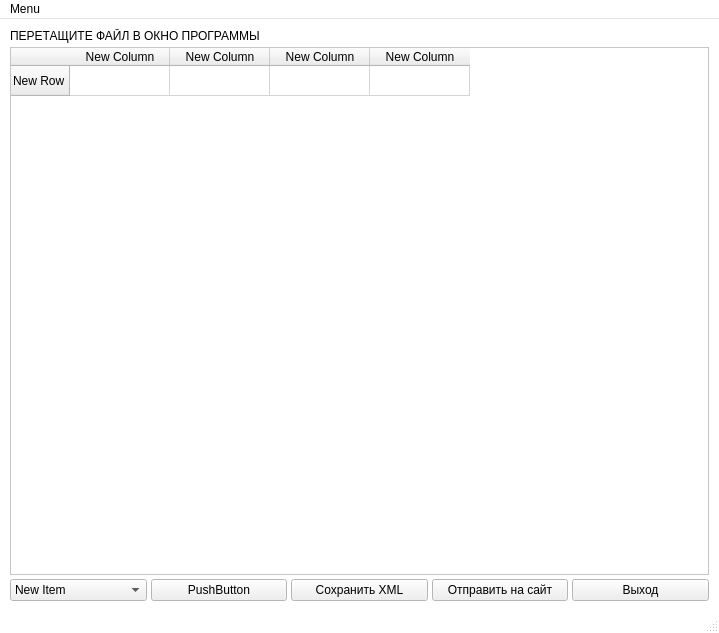
Before: the Qt Designer form Proba.ui in 6564200/TVProgramms, drawn with Qt 5.
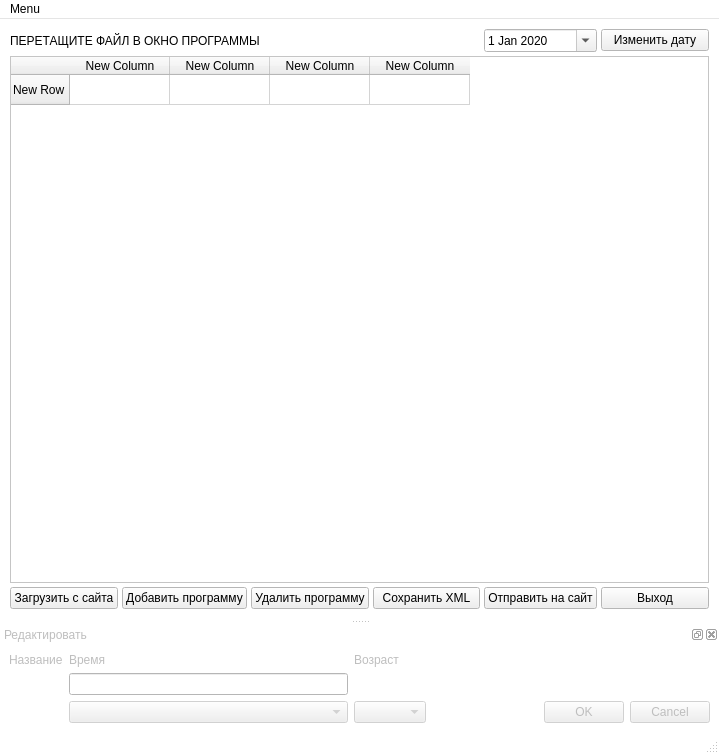
After: the same form once the commit is applied. Icons and pictures are not drawn.

Diff of the .ui file:
```diff
--- a/Proba.ui
+++ b/Proba.ui
@@ -11,7 +11,7 @@
     <x>0</x>
     <y>0</y>
     <width>719</width>
-    <height>633</height>
+    <height>754</height>
    </rect>
   </property>
   <property name="palette">
@@ -84,6 +84,22 @@
   <property name="windowTitle">
    <string>ПРОГРАММА ПЕРЕДАЧ</string>
   </property>
+  <property name="windowIcon">
+   <iconset>
+    <normaloff>photo.gif</normaloff>photo.gif</iconset>
+  </property>
+  <property name="statusTip">
+   <string>Перетащите RAR или XML файл в окно программы</string>
+  </property>
+  <property name="whatsThis">
+   <string/>
+  </property>
+  <property name="toolButtonStyle">
+   <enum>Qt::ToolButtonIconOnly</enum>
+  </property>
+  <property name="unifiedTitleAndToolBarOnMac">
+   <bool>false</bool>
+  </property>
   <widget class="QWidget" name="centralwidget">
    <property name="autoFillBackground">
     <bool>false</bool>
@@ -109,7 +125,7 @@
       <property name="spacing">
        <number>4</number>
       </property>
-      <item row="4" column="1" colspan="5">
+      <item row="4" column="1" colspan="6">
        <widget class="QTableWidget" name="tableWidget">
         <row>
          <property name="text">
@@ -138,44 +154,114 @@
         </column>
        </widget>
       </item>
+      <item row="11" column="6">
+       <widget class="QPushButton" name="pushButtonExit">
+        <property name="toolTip">
+         <string>Хорошего дня.</string>
+        </property>
+        <property name="text">
+         <string>Выход</string>
+        </property>
+       </widget>
+      </item>
+      <item row="11" column="4">
+       <widget class="QPushButton" name="pushButtonSave">
+        <property name="toolTip">
+         <string>&lt;html&gt;&lt;head/&gt;&lt;body&gt;&lt;p&gt;Сохраняется XML файл с внесенными изменениями&lt;/p&gt;&lt;/body&gt;&lt;/html&gt;</string>
+        </property>
+        <property name="text">
+         <string>Сохранить XML</string>
+        </property>
+       </widget>
+      </item>
+      <item row="11" column="5">
+       <widget class="QPushButton" name="pushButtonSend">
+        <property name="toolTip">
+         <string>&lt;html&gt;&lt;head/&gt;&lt;body&gt;&lt;p&gt;После отправки необходимо обновить программу в админке сайта&lt;/p&gt;&lt;/body&gt;&lt;/html&gt;</string>
+        </property>
+        <property name="text">
+         <string>Отправить на сайт</string>
+        </property>
+       </widget>
+      </item>
+      <item row="11" column="2">
+       <widget class="QPushButton" name="pushButton">
+        <property name="toolTip">
+         <string>&lt;html&gt;&lt;head/&gt;&lt;body&gt;&lt;p&gt;Добовляется строчка с низу выделенной позиции&lt;/p&gt;&lt;/body&gt;&lt;/html&gt;</string>
+        </property>
+        <property name="text">
+         <string>Добавить программу</string>
+        </property>
+       </widget>
+      </item>
+      <item row="11" column="3">
+       <widget class="QPushButton" name="pushButtonDEL">
+        <property name="toolTip">
+         <string>&lt;html&gt;&lt;head/&gt;&lt;body&gt;&lt;p&gt;&lt;span style=&quot; color:#ff0000;&quot;&gt;Удаляется выделенная строчка &lt;/span&gt;&lt;/p&gt;&lt;/body&gt;&lt;/html&gt;</string>
+        </property>
+        <property name="text">
+         <string>Удалить программу</string>
+        </property>
+       </widget>
+      </item>
       <item row="11" column="1">
-       <widget class="QComboBox" name="comboBox">
-        <property name="acceptDrops">
+       <widget class="QPushButton" name="pushButton_Download">
+        <property name="toolTip">
+         <string>&lt;html&gt;&lt;head/&gt;&lt;body&gt;&lt;p&gt;Загружается текущая программа передач находящаяся на сайте.&lt;/p&gt;&lt;p&gt;&lt;a href=&quot;http://new.channel4.ru/schedule-program/#block2&quot;&gt;&lt;span style=&quot; text-decoration: underline; color:#0000ff;&quot;&gt;channel4.ru&lt;/span&gt;&lt;/a&gt;&lt;/p&gt;&lt;/body&gt;&lt;/html&gt;</string>
+        </property>
+        <property name="toolTipDuration">
+         <number>-1</number>
+        </property>
+        <property name="text">
+         <string>Загрузить с сайта</string>
+        </property>
+       </widget>
+      </item>
+      <item row="1" column="5">
+       <widget class="QDateEdit" name="dateEdit">
+        <property name="toolTip">
+         <string notr="true">&lt;html&gt;&lt;head/&gt;&lt;body&gt;&lt;p&gt;Укажите дату понедельника нужной недели&lt;/p&gt;&lt;/body&gt;&lt;/html&gt;</string>
+        </property>
+        <property name="maximumDate">
+         <date>
+          <year>2030</year>
+          <month>12</month>
+          <day>31</day>
+         </date>
+        </property>
+        <property name="minimumDate">
+         <date>
+          <year>2019</year>
+          <month>9</month>
+          <day>14</day>
+         </date>
+        </property>
+        <property name="calendarPopup">
          <bool>true</bool>
         </property>
-        <item>
-         <property name="text">
-          <string>New Item</string>
-         </property>
-        </item>
-        <item>
-         <property name="text">
-          <string>New Item</string>
-         </property>
-        </item>
-        <item>
-         <property name="text">
-          <string>New Item</string>
-         </property>
-        </item>
-        <item>
-         <property name="text">
-          <string>New Item</string>
-         </property>
-        </item>
-        <item>
-         <property name="text">
-          <string>New Item</string>
-         </property>
-        </item>
-        <item>
-         <property name="text">
-          <string>New Item</string>
-         </property>
-        </item>
+        <property name="date">
+         <date>
+          <year>2020</year>
+          <month>1</month>
+          <day>1</day>
+         </date>
+        </property>
        </widget>
       </item>
-      <item row="0" column="1" colspan="5">
+      <item row="1" column="6">
+       <widget class="QPushButton" name="pushButtonDate">
+        <property name="toolTip">
+         <string>&lt;html&gt;&lt;head/&gt;&lt;body&gt;&lt;p&gt;Изменения даты начинается с первой строки таблицы&lt;/p&gt;&lt;/body&gt;&lt;/html&gt;</string>
+        </property>
+        <property name="statusTip">
+         <string/>
+        </property>
+        <property name="text">
+         <string>Изменить дату</string>
+        </property>
+       </widget>
+      </item>
+      <item row="1" column="1" colspan="3">
        <widget class="QLabel" name="label">
         <property name="sizePolicy">
          <sizepolicy hsizetype="Maximum" vsizetype="Preferred">
@@ -194,34 +280,6 @@
         </property>
        </widget>
       </item>
-      <item row="11" column="5">
-       <widget class="QPushButton" name="pushButtonExit">
-        <property name="text">
-         <string>Выход</string>
-        </property>
-       </widget>
-      </item>
-      <item row="11" column="3">
-       <widget class="QPushButton" name="pushButtonSave">
-        <property name="text">
-         <string>Сохранить XML</string>
-        </property>
-       </widget>
-      </item>
-      <item row="11" column="4">
-       <widget class="QPushButton" name="pushButtonSend">
-        <property name="text">
-         <string>Отправить на сайт</string>
-        </property>
-       </widget>
-      </item>
-      <item row="11" column="2">
-       <widget class="QPushButton" name="pushButton">
-        <property name="text">
-         <string>PushButton</string>
-        </property>
-       </widget>
-      </item>
      </layout>
     </item>
    </layout>
@@ -248,6 +306,62 @@
    <addaction name="menuMain"/>
   </widget>
   <widget class="QStatusBar" name="statusbar"/>
+  <widget class="QDockWidget" name="dockWidget">
+   <property name="enabled">
+    <bool>false</bool>
+   </property>
+   <property name="windowTitle">
+    <string>Редактировать</string>
+   </property>
+   <attribute name="dockWidgetArea">
+    <number>8</number>
+   </attribute>
+   <widget class="QWidget" name="dockWidgetContents">
+    <layout class="QGridLayout" name="gridLayout_3">
+     <item row="2" column="4">
+      <widget class="QComboBox" name="comboBox_3">
+       <property name="currentText">
+        <string/>
+       </property>
+      </widget>
+     </item>
+     <item row="2" column="5">
+      <widget class="QDialogButtonBox" name="buttonBox">
+       <property name="standardButtons">
+        <set>QDialogButtonBox::Cancel|QDialogButtonBox::Ok</set>
+       </property>
+      </widget>
+     </item>
+     <item row="2" column="2">
+      <widget class="QComboBox" name="comboBox_2"/>
+     </item>
+     <item row="0" column="1">
+      <widget class="QLabel" name="label_2">
+       <property name="text">
+        <string>Название</string>
+       </property>
+      </widget>
+     </item>
+     <item row="0" column="2">
+      <widget class="QLabel" name="label_3">
+       <property name="text">
+        <string>Время</string>
+       </property>
+      </widget>
+     </item>
+     <item row="0" column="4">
+      <widget class="QLabel" name="label_4">
+       <property name="text">
+        <string>Возраст</string>
+       </property>
+      </widget>
+     </item>
+     <item row="1" column="2">
+      <widget class="QLineEdit" name="lineEdit"/>
+     </item>
+    </layout>
+   </widget>
+  </widget>
   <action name="actionOpen">
    <property name="checkable">
     <bool>false</bool>
```
Left out of the diff: 21 changed lines with no effect on the pictures.
